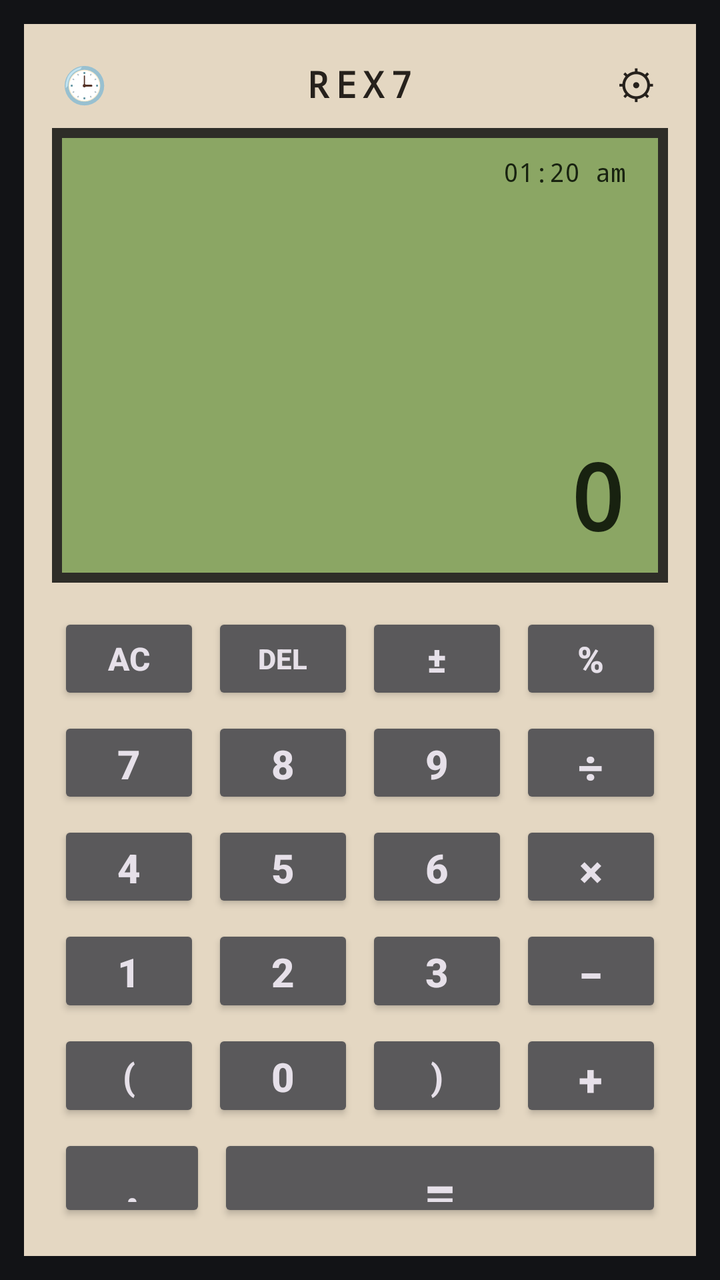
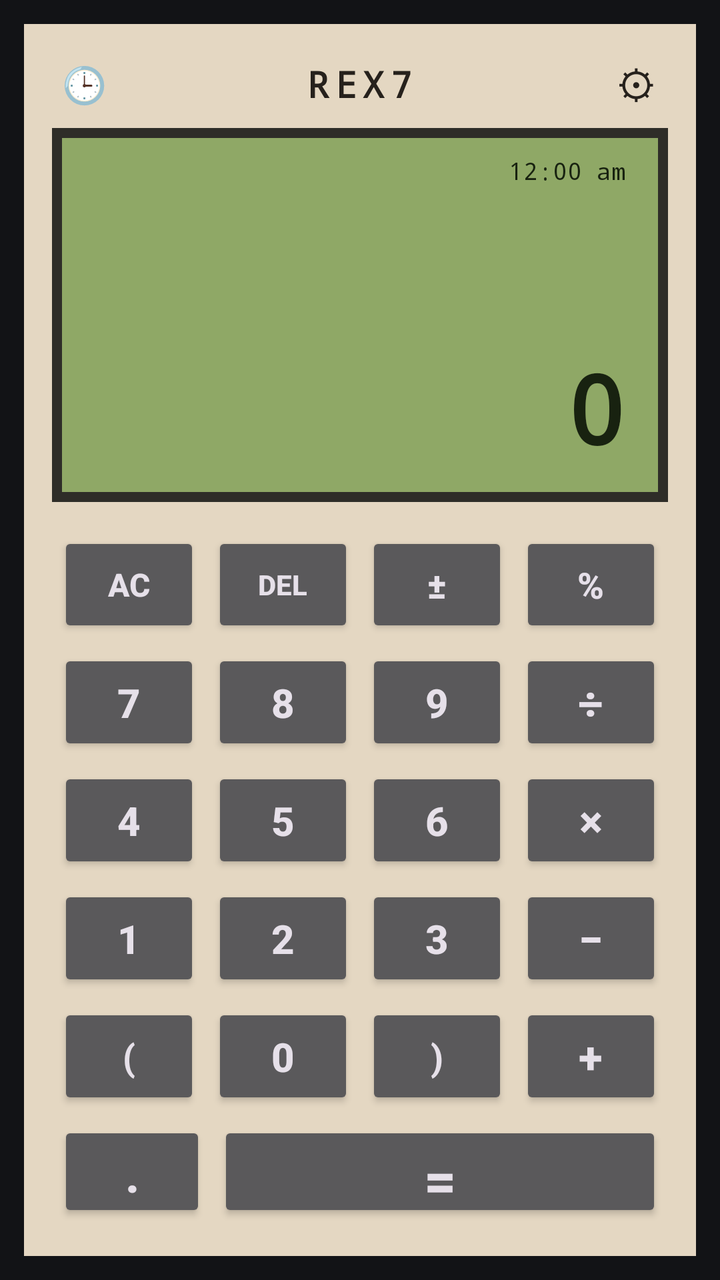

An Android layout rendered at two revisions. The XML below is the earlier revision; the diff shows what the commit changed to produce the second picture.
<!-- AndroidManifest.xml: application theme Theme.REX7Calculator -->
<!-- res/layout/activity_main.xml -->
<?xml version="1.0" encoding="utf-8"?>
<LinearLayout xmlns:android="http://schemas.android.com/apk/res/android"
    android:id="@+id/rootContainer"
    android:layout_width="match_parent"
    android:layout_height="match_parent"
    android:background="#121316"
    android:orientation="vertical"
    android:padding="12dp">

    <LinearLayout
        android:id="@+id/chassisLayout"
        android:layout_width="match_parent"
        android:layout_height="match_parent"
        android:background="#E4D7C2"
        android:orientation="vertical"
        android:padding="14dp">

        
        <RelativeLayout
            android:layout_width="match_parent"
            android:layout_height="32dp">
            <TextView
                android:id="@+id/btnHistory"
                android:layout_width="32dp"
                android:layout_height="32dp"
                android:layout_alignParentStart="true"
                android:gravity="center"
                android:text="🕒"
                android:textSize="18sp" />
            <TextView
                android:id="@+id/tvBrand"
                android:layout_width="wrap_content"
                android:layout_height="wrap_content"
                android:layout_centerInParent="true"
                android:fontFamily="monospace"
                android:letterSpacing="0.18"
                android:text="REX7"
                android:textColor="#26211C"
                android:textSize="18sp"
                android:textStyle="bold" />
            <TextView
                android:id="@+id/btnSettings"
                android:layout_width="32dp"
                android:layout_height="32dp"
                android:layout_alignParentEnd="true"
                android:gravity="center"
                android:text="⚙"
                android:textColor="#26211C"
                android:textSize="20sp" />
        </RelativeLayout>

        
        <LinearLayout
            android:id="@+id/lcdBorderLayout"
            android:layout_width="match_parent"
            android:layout_height="0dp"
            android:layout_weight="1.1"
            android:layout_marginTop="6dp"
            android:layout_marginBottom="12dp"
            android:background="#2E2D28"
            android:padding="5dp">

            <LinearLayout
                android:id="@+id/lcdScreen"
                android:layout_width="match_parent"
                android:layout_height="match_parent"
                android:background="#8BA664"
                android:orientation="vertical"
                android:paddingStart="16dp"
                android:paddingTop="8dp"
                android:paddingEnd="16dp"
                android:paddingBottom="8dp">

                <RelativeLayout
                    android:layout_width="match_parent"
                    android:layout_height="wrap_content">
                    <TextView
                        android:id="@+id/tvLcdClock"
                        android:layout_width="wrap_content"
                        android:layout_height="wrap_content"
                        android:layout_alignParentEnd="true"
                        android:fontFamily="monospace"
                        android:text="01:20 am"
                        android:textColor="#182210"
                        android:textSize="13sp" />
                </RelativeLayout>

                
                <TextView
                    android:id="@+id/tvExpression"
                    android:layout_width="match_parent"
                    android:layout_height="0dp"
                    android:layout_weight="1"
                    android:fontFamily="monospace"
                    android:gravity="end|center_vertical"
                    android:textAlignment="viewEnd"
                    android:letterSpacing="0.04"
                    android:maxLines="1"
                    android:ellipsize="start"
                    android:text=""
                    android:textColor="#182210"
                    android:textSize="34sp"
                    android:textStyle="bold" />

                
                <TextView
                    android:id="@+id/tvResult"
                    android:layout_width="match_parent"
                    android:layout_height="wrap_content"
                    android:fontFamily="monospace"
                    android:gravity="end|bottom"
                    android:textAlignment="viewEnd"
                    android:letterSpacing="0.04"
                    android:maxLines="1"
                    android:text="0"
                    android:textColor="#182210"
                    android:textSize="46sp"
                    android:textStyle="bold" />
            </LinearLayout>
        </LinearLayout>

        
        <LinearLayout
            android:layout_width="match_parent"
            android:layout_height="0dp"
            android:layout_weight="1.5"
            android:orientation="vertical">

            <LinearLayout android:layout_width="match_parent" android:layout_height="0dp" android:layout_weight="1" android:orientation="horizontal">
                <androidx.appcompat.widget.AppCompatButton android:id="@+id/btnAC" android:layout_width="0dp" android:layout_height="match_parent" android:layout_weight="1" android:layout_margin="3dp" android:text="AC" android:textSize="16sp" android:textStyle="bold" />
                <androidx.appcompat.widget.AppCompatButton android:id="@+id/btnDel" android:layout_width="0dp" android:layout_height="match_parent" android:layout_weight="1" android:layout_margin="3dp" android:text="DEL" android:textSize="14sp" android:textStyle="bold" />
                <androidx.appcompat.widget.AppCompatButton android:id="@+id/btnToggleSign" android:layout_width="0dp" android:layout_height="match_parent" android:layout_weight="1" android:layout_margin="3dp" android:text="±" android:textSize="18sp" android:textStyle="bold" />
                <androidx.appcompat.widget.AppCompatButton android:id="@+id/btnPercent" android:layout_width="0dp" android:layout_height="match_parent" android:layout_weight="1" android:layout_margin="3dp" android:text="%" android:textSize="18sp" android:textStyle="bold" />
            </LinearLayout>

            <LinearLayout android:layout_width="match_parent" android:layout_height="0dp" android:layout_weight="1" android:orientation="horizontal">
                <androidx.appcompat.widget.AppCompatButton android:id="@+id/btn7" android:layout_width="0dp" android:layout_height="match_parent" android:layout_weight="1" android:layout_margin="3dp" android:text="7" android:textSize="20sp" android:textStyle="bold" />
                <androidx.appcompat.widget.AppCompatButton android:id="@+id/btn8" android:layout_width="0dp" android:layout_height="match_parent" android:layout_weight="1" android:layout_margin="3dp" android:text="8" android:textSize="20sp" android:textStyle="bold" />
                <androidx.appcompat.widget.AppCompatButton android:id="@+id/btn9" android:layout_width="0dp" android:layout_height="match_parent" android:layout_weight="1" android:layout_margin="3dp" android:text="9" android:textSize="20sp" android:textStyle="bold" />
                <androidx.appcompat.widget.AppCompatButton android:id="@+id/btnDivide" android:layout_width="0dp" android:layout_height="match_parent" android:layout_weight="1" android:layout_margin="3dp" android:text="÷" android:textSize="22sp" android:textStyle="bold" />
            </LinearLayout>

            <LinearLayout android:layout_width="match_parent" android:layout_height="0dp" android:layout_weight="1" android:orientation="horizontal">
                <androidx.appcompat.widget.AppCompatButton android:id="@+id/btn4" android:layout_width="0dp" android:layout_height="match_parent" android:layout_weight="1" android:layout_margin="3dp" android:text="4" android:textSize="20sp" android:textStyle="bold" />
                <androidx.appcompat.widget.AppCompatButton android:id="@+id/btn5" android:layout_width="0dp" android:layout_height="match_parent" android:layout_weight="1" android:layout_margin="3dp" android:text="5" android:textSize="20sp" android:textStyle="bold" />
                <androidx.appcompat.widget.AppCompatButton android:id="@+id/btn6" android:layout_width="0dp" android:layout_height="match_parent" android:layout_weight="1" android:layout_margin="3dp" android:text="6" android:textSize="20sp" android:textStyle="bold" />
                <androidx.appcompat.widget.AppCompatButton android:id="@+id/btnMultiply" android:layout_width="0dp" android:layout_height="match_parent" android:layout_weight="1" android:layout_margin="3dp" android:text="×" android:textSize="22sp" android:textStyle="bold" />
            </LinearLayout>

            <LinearLayout android:layout_width="match_parent" android:layout_height="0dp" android:layout_weight="1" android:orientation="horizontal">
                <androidx.appcompat.widget.AppCompatButton android:id="@+id/btn1" android:layout_width="0dp" android:layout_height="match_parent" android:layout_weight="1" android:layout_margin="3dp" android:text="1" android:textSize="20sp" android:textStyle="bold" />
                <androidx.appcompat.widget.AppCompatButton android:id="@+id/btn2" android:layout_width="0dp" android:layout_height="match_parent" android:layout_weight="1" android:layout_margin="3dp" android:text="2" android:textSize="20sp" android:textStyle="bold" />
                <androidx.appcompat.widget.AppCompatButton android:id="@+id/btn3" android:layout_width="0dp" android:layout_height="match_parent" android:layout_weight="1" android:layout_margin="3dp" android:text="3" android:textSize="20sp" android:textStyle="bold" />
                <androidx.appcompat.widget.AppCompatButton android:id="@+id/btnMinus" android:layout_width="0dp" android:layout_height="match_parent" android:layout_weight="1" android:layout_margin="3dp" android:text="−" android:textSize="22sp" android:textStyle="bold" />
            </LinearLayout>

            <LinearLayout android:layout_width="match_parent" android:layout_height="0dp" android:layout_weight="1" android:orientation="horizontal">
                <androidx.appcompat.widget.AppCompatButton android:id="@+id/btnParenOpen" android:layout_width="0dp" android:layout_height="match_parent" android:layout_weight="1" android:layout_margin="3dp" android:text="(" android:textSize="18sp" android:textStyle="bold" />
                <androidx.appcompat.widget.AppCompatButton android:id="@+id/btn0" android:layout_width="0dp" android:layout_height="match_parent" android:layout_weight="1" android:layout_margin="3dp" android:text="0" android:textSize="20sp" android:textStyle="bold" />
                <androidx.appcompat.widget.AppCompatButton android:id="@+id/btnParenClose" android:layout_width="0dp" android:layout_height="match_parent" android:layout_weight="1" android:layout_margin="3dp" android:text=")" android:textSize="18sp" android:textStyle="bold" />
                <androidx.appcompat.widget.AppCompatButton android:id="@+id/btnPlus" android:layout_width="0dp" android:layout_height="match_parent" android:layout_weight="1" android:layout_margin="3dp" android:text="+" android:textSize="22sp" android:textStyle="bold" />
            </LinearLayout>

            <LinearLayout android:layout_width="match_parent" android:layout_height="0dp" android:layout_weight="0.95" android:orientation="horizontal">
                <androidx.appcompat.widget.AppCompatButton android:id="@+id/btnDot" android:layout_width="0dp" android:layout_height="match_parent" android:layout_weight="1" android:layout_margin="3dp" android:text="." android:textSize="24sp" android:textStyle="bold" />
                <androidx.appcompat.widget.AppCompatButton android:id="@+id/btnEqual" android:layout_width="0dp" android:layout_height="match_parent" android:layout_weight="3" android:layout_margin="3dp" android:text="=" android:textSize="28sp" android:textStyle="bold" />
            </LinearLayout>
        </LinearLayout>
    </LinearLayout>
</LinearLayout>
<!-- resources referenced by this layout -->
<resources>
  <style name="Theme.REX7Calculator" parent="Theme.Material3.Dark.NoActionBar">
          <item name="android:statusBarColor">#121214</item>
          <item name="android:navigationBarColor">#121214</item>
          <item name="android:windowLightStatusBar">false</item>
      </style>
</resources>

<!-- the commit's change to res/layout/activity_main.xml (unified diff, before → after) -->
@@ -54,7 +54,7 @@
             android:id="@+id/lcdBorderLayout"
             android:layout_width="match_parent"
             android:layout_height="0dp"
-            android:layout_weight="1.1"
+            android:layout_weight="0.88"
             android:layout_marginTop="6dp"
             android:layout_marginBottom="12dp"
             android:background="#2E2D28"
@@ -64,12 +64,12 @@
                 android:id="@+id/lcdScreen"
                 android:layout_width="match_parent"
                 android:layout_height="match_parent"
-                android:background="#8BA664"
+                android:background="#8FA866"
                 android:orientation="vertical"
                 android:paddingStart="16dp"
                 android:paddingTop="8dp"
                 android:paddingEnd="16dp"
-                android:paddingBottom="8dp">
+                android:paddingBottom="10dp">
 
                 <RelativeLayout
                     android:layout_width="match_parent"
@@ -80,9 +80,9 @@
                         android:layout_height="wrap_content"
                         android:layout_alignParentEnd="true"
                         android:fontFamily="monospace"
-                        android:text="01:20 am"
+                        android:text="12:00 am"
                         android:textColor="#182210"
-                        android:textSize="13sp" />
+                        android:textSize="12sp" />
                 </RelativeLayout>
 
                 
@@ -94,12 +94,12 @@
                     android:fontFamily="monospace"
                     android:gravity="end|center_vertical"
                     android:textAlignment="viewEnd"
-                    android:letterSpacing="0.04"
-                    android:maxLines="1"
+                    android:letterSpacing="0.03"
+                    android:singleLine="true"
                     android:ellipsize="start"
                     android:text=""
                     android:textColor="#182210"
-                    android:textSize="34sp"
+                    android:textSize="40sp"
                     android:textStyle="bold" />
 
                 
@@ -111,10 +111,11 @@
                     android:gravity="end|bottom"
                     android:textAlignment="viewEnd"
                     android:letterSpacing="0.04"
-                    android:maxLines="1"
+                    android:singleLine="true"
+                    android:ellipsize="none"
                     android:text="0"
                     android:textColor="#182210"
-                    android:textSize="46sp"
+                    android:textSize="48sp"
                     android:textStyle="bold" />
             </LinearLayout>
         </LinearLayout>
@@ -123,7 +124,7 @@
         <LinearLayout
             android:layout_width="match_parent"
             android:layout_height="0dp"
-            android:layout_weight="1.5"
+            android:layout_weight="1.65"
             android:orientation="vertical">
 
             <LinearLayout android:layout_width="match_parent" android:layout_height="0dp" android:layout_weight="1" android:orientation="horizontal">
